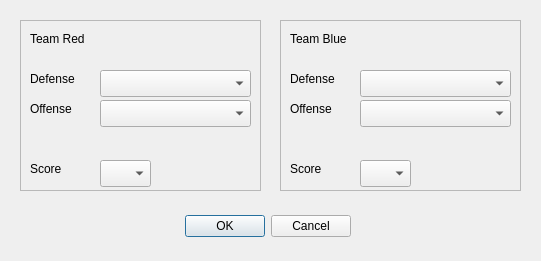
Qt form src/addmatch.ui (Coppi/FooRa-) before a commit.
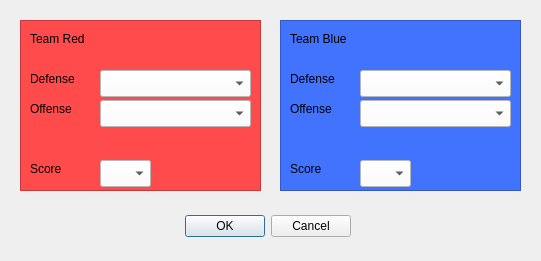
The same form after that commit.

The edit to the form file:
```diff
--- a/src/addmatch.ui
+++ b/src/addmatch.ui
@@ -38,6 +38,9 @@
      <height>171</height>
     </rect>
    </property>
+   <property name="styleSheet">
+    <string notr="true">background-color: rgb(255, 75, 75);</string>
+   </property>
    <property name="frameShape">
     <enum>QFrame::StyledPanel</enum>
    </property>
@@ -53,6 +56,10 @@
       <height>27</height>
      </rect>
     </property>
+    <property name="styleSheet">
+     <string notr="true">background-color: rgb(255, 255, 255);
+color: rgb(0, 0, 0);</string>
+    </property>
    </widget>
    <widget class="QLabel" name="label_2">
     <property name="geometry">
@@ -63,6 +70,9 @@
       <height>17</height>
      </rect>
     </property>
+    <property name="styleSheet">
+     <string notr="true">color: rgb(0, 0, 0);</string>
+    </property>
     <property name="text">
      <string>Defense</string>
     </property>
@@ -76,6 +86,9 @@
       <height>17</height>
      </rect>
     </property>
+    <property name="styleSheet">
+     <string notr="true">color: rgb(0, 0, 0);</string>
+    </property>
     <property name="text">
      <string>Offense</string>
     </property>
@@ -89,6 +102,10 @@
       <height>27</height>
      </rect>
     </property>
+    <property name="styleSheet">
+     <string notr="true">background-color: rgb(255, 255, 255);
+color: rgb(0, 0, 0);</string>
+    </property>
    </widget>
    <widget class="QLabel" name="label">
     <property name="geometry">
@@ -99,6 +116,9 @@
       <height>17</height>
      </rect>
     </property>
+    <property name="styleSheet">
+     <string notr="true">color: rgb(0, 0, 0);</string>
+    </property>
     <property name="text">
      <string>Team Red</string>
     </property>
@@ -112,6 +132,9 @@
       <height>17</height>
      </rect>
     </property>
+    <property name="styleSheet">
+     <string notr="true">color: rgb(0, 0, 0);</string>
+    </property>
     <property name="text">
      <string>Score</string>
     </property>
@@ -125,6 +148,10 @@
       <height>27</height>
      </rect>
     </property>
+    <property name="styleSheet">
+     <string notr="true">background-color: rgb(255, 255, 255);
+color: rgb(0, 0, 0);</string>
+    </property>
    </widget>
   </widget>
   <widget class="QFrame" name="frame_2">
@@ -136,6 +163,9 @@
      <height>171</height>
     </rect>
    </property>
+   <property name="styleSheet">
+    <string notr="true">background-color: rgb(65, 115, 255);</string>
+   </property>
    <property name="frameShape">
     <enum>QFrame::StyledPanel</enum>
    </property>
@@ -151,6 +181,10 @@
       <height>27</height>
      </rect>
     </property>
+    <property name="styleSheet">
+     <string notr="true">background-color: rgb(255, 255, 255);
+color: rgb(0, 0, 0);</string>
+    </property>
    </widget>
    <widget class="QLabel" name="label_10">
     <property name="geometry">
@@ -161,6 +195,9 @@
       <height>17</height>
      </rect>
     </property>
+    <property name="styleSheet">
+     <string notr="true">color: rgb(0, 0, 0);</string>
+    </property>
     <property name="text">
      <string>Defense</string>
     </property>
@@ -174,6 +211,9 @@
       <height>17</height>
      </rect>
     </property>
+    <property name="styleSheet">
+     <string notr="true">color: rgb(0, 0, 0);</string>
+    </property>
     <property name="text">
      <string>Offense</string>
     </property>
@@ -187,6 +227,10 @@
       <height>27</height>
      </rect>
     </property>
+    <property name="styleSheet">
+     <string notr="true">background-color: rgb(255, 255, 255);
+color: rgb(0, 0, 0);</string>
+    </property>
    </widget>
    <widget class="QLabel" name="label_12">
     <property name="geometry">
@@ -197,6 +241,9 @@
       <height>17</height>
      </rect>
     </property>
+    <property name="styleSheet">
+     <string notr="true">color: rgb(0, 0, 0);</string>
+    </property>
     <property name="text">
      <string>Team Blue</string>
     </property>
@@ -210,6 +257,9 @@
       <height>17</height>
      </rect>
     </property>
+    <property name="styleSheet">
+     <string notr="true">color: rgb(0, 0, 0);</string>
+    </property>
     <property name="text">
      <string>Score</string>
     </property>
@@ -223,6 +273,10 @@
       <height>27</height>
      </rect>
     </property>
+    <property name="styleSheet">
+     <string notr="true">background-color: rgb(255, 255, 255);
+color: rgb(0, 0, 0);</string>
+    </property>
    </widget>
   </widget>
  </widget>
```
Left out of the diff: 32 changed lines with no effect on the pictures.
